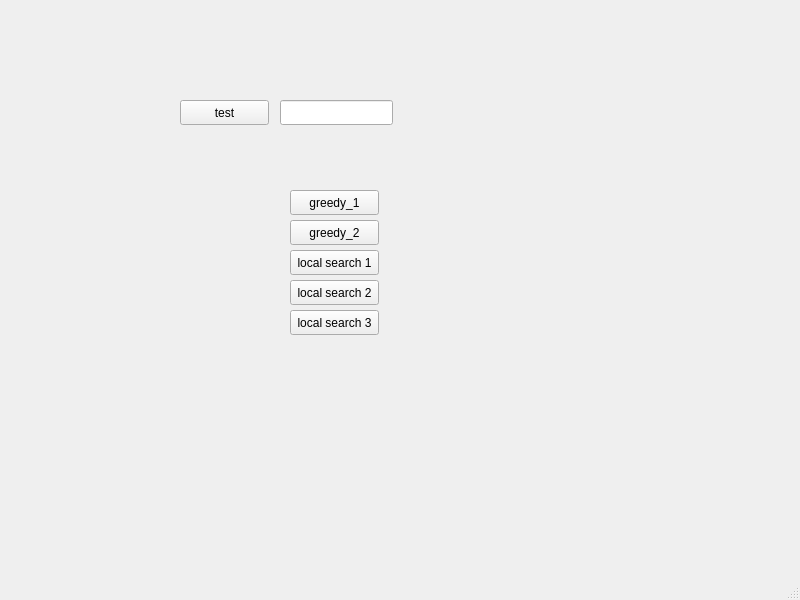
forvev/optimization_algorithms, file resources/main_window.ui: the form before one commit.
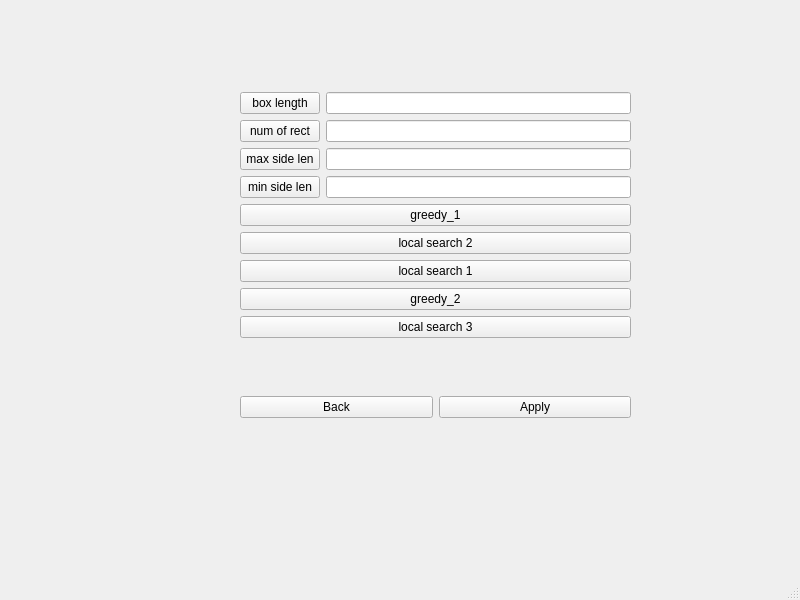
The form after the commit.

Diff of the .ui file:
```diff
--- a/resources/main_window.ui
+++ b/resources/main_window.ui
@@ -14,93 +14,134 @@
    <string>MainWindow</string>
   </property>
   <widget class="QWidget" name="centralwidget">
-   <widget class="QPushButton" name="pushButton">
+   <widget class="QWidget" name="verticalLayoutWidget_3">
     <property name="geometry">
      <rect>
-      <x>180</x>
-      <y>100</y>
-      <width>89</width>
-      <height>25</height>
+      <x>240</x>
+      <y>40</y>
+      <width>391</width>
+      <height>431</height>
      </rect>
     </property>
-    <property name="text">
-     <string>test</string>
-    </property>
-   </widget>
-   <widget class="QLineEdit" name="lineEdit">
-    <property name="geometry">
-     <rect>
-      <x>280</x>
-      <y>100</y>
-      <width>113</width>
-      <height>25</height>
-     </rect>
-    </property>
-   </widget>
-   <widget class="QPushButton" name="pushButton_2">
-    <property name="geometry">
-     <rect>
-      <x>290</x>
-      <y>190</y>
-      <width>89</width>
-      <height>25</height>
-     </rect>
-    </property>
-    <property name="text">
-     <string>greedy_1</string>
-    </property>
-   </widget>
-   <widget class="QPushButton" name="pushButton_3">
-    <property name="geometry">
-     <rect>
-      <x>290</x>
-      <y>220</y>
-      <width>89</width>
-      <height>25</height>
-     </rect>
-    </property>
-    <property name="text">
-     <string>greedy_2</string>
-    </property>
-   </widget>
-   <widget class="QPushButton" name="pushButton_4">
-    <property name="geometry">
-     <rect>
-      <x>290</x>
-      <y>250</y>
-      <width>89</width>
-      <height>25</height>
-     </rect>
-    </property>
-    <property name="text">
-     <string>local search 1</string>
-    </property>
-   </widget>
-   <widget class="QPushButton" name="pushButton_5">
-    <property name="geometry">
-     <rect>
-      <x>290</x>
-      <y>280</y>
-      <width>89</width>
-      <height>25</height>
-     </rect>
-    </property>
-    <property name="text">
-     <string>local search 2</string>
-    </property>
-   </widget>
-   <widget class="QPushButton" name="pushButton_6">
-    <property name="geometry">
-     <rect>
-      <x>290</x>
-      <y>310</y>
-      <width>89</width>
-      <height>25</height>
-     </rect>
-    </property>
-    <property name="text">
-     <string>local search 3</string>
-    </property>
+    <layout class="QVBoxLayout" name="verticalLayout_4">
+     <item>
+      <layout class="QVBoxLayout" name="verticalLayout">
+       <item>
+        <layout class="QHBoxLayout" name="horizontalLayout">
+         <item>
+          <widget class="QPushButton" name="pb_box_length">
+           <property name="text">
+            <string>box length</string>
+           </property>
+          </widget>
+         </item>
+         <item>
+          <widget class="QLineEdit" name="lineEdit"/>
+         </item>
+        </layout>
+       </item>
+       <item>
+        <layout class="QHBoxLayout" name="horizontalLayout_5">
+         <item>
+          <widget class="QPushButton" name="pushButton_9">
+           <property name="text">
+            <string>num of rect</string>
+           </property>
+          </widget>
+         </item>
+         <item>
+          <widget class="QLineEdit" name="lineEdit_4"/>
+         </item>
+        </layout>
+       </item>
+       <item>
+        <layout class="QHBoxLayout" name="horizontalLayout_4">
+         <item>
+          <widget class="QPushButton" name="pushButton_8">
+           <property name="text">
+            <string>max side len</string>
+           </property>
+          </widget>
+         </item>
+         <item>
+          <widget class="QLineEdit" name="lineEdit_3"/>
+         </item>
+        </layout>
+       </item>
+       <item>
+        <layout class="QHBoxLayout" name="horizontalLayout_3">
+         <item>
+          <widget class="QPushButton" name="pushButton_7">
+           <property name="text">
+            <string>min side len</string>
+           </property>
+          </widget>
+         </item>
+         <item>
+          <widget class="QLineEdit" name="lineEdit_2"/>
+         </item>
+        </layout>
+       </item>
+       <item>
+        <layout class="QVBoxLayout" name="verticalLayout_3">
+         <item>
+          <widget class="QPushButton" name="pushButton_2">
+           <property name="text">
+            <string>greedy_1</string>
+           </property>
+          </widget>
+         </item>
+         <item>
+          <widget class="QPushButton" name="pushButton_5">
+           <property name="text">
+            <string>local search 2</string>
+           </property>
+          </widget>
+         </item>
+         <item>
+          <widget class="QPushButton" name="pushButton_4">
+           <property name="text">
+            <string>local search 1</string>
+           </property>
+          </widget>
+         </item>
+         <item>
+          <widget class="QPushButton" name="pushButton_3">
+           <property name="text">
+            <string>greedy_2</string>
+           </property>
+          </widget>
+         </item>
+         <item>
+          <widget class="QPushButton" name="pushButton_6">
+           <property name="text">
+            <string>local search 3</string>
+           </property>
+          </widget>
+         </item>
+        </layout>
+       </item>
+      </layout>
+     </item>
+     <item>
+      <layout class="QHBoxLayout" name="horizontalLayout_6">
+       <item>
+        <widget class="QPushButton" name="pushButton_11">
+         <property name="text">
+          <string>Back</string>
+         </property>
+        </widget>
+       </item>
+       <item>
+        <widget class="QPushButton" name="pushButton_10">
+         <property name="text">
+          <string>Apply</string>
+         </property>
+        </widget>
+       </item>
+      </layout>
+     </item>
+    </layout>
    </widget>
   </widget>
   <widget class="QMenuBar" name="menubar">
```
